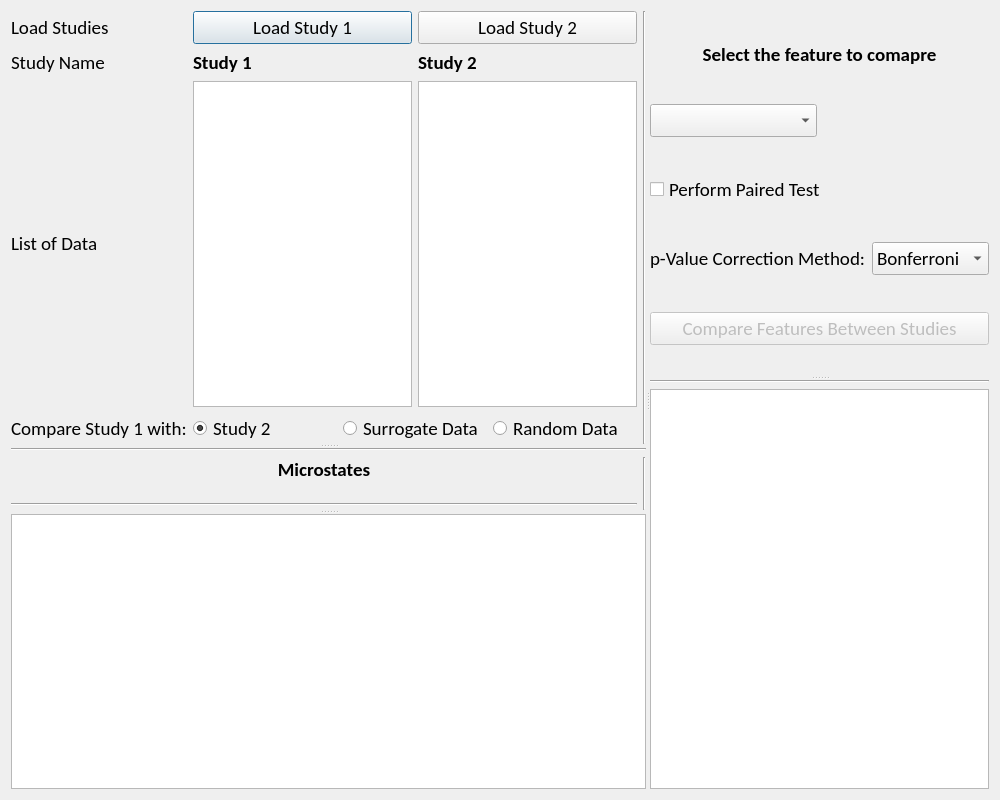
The window that EEG_COMET/ui/CompareStudiesWindow.ui (eeg-comet/eeg-comet) describes before a commit, drawn with Qt 5.
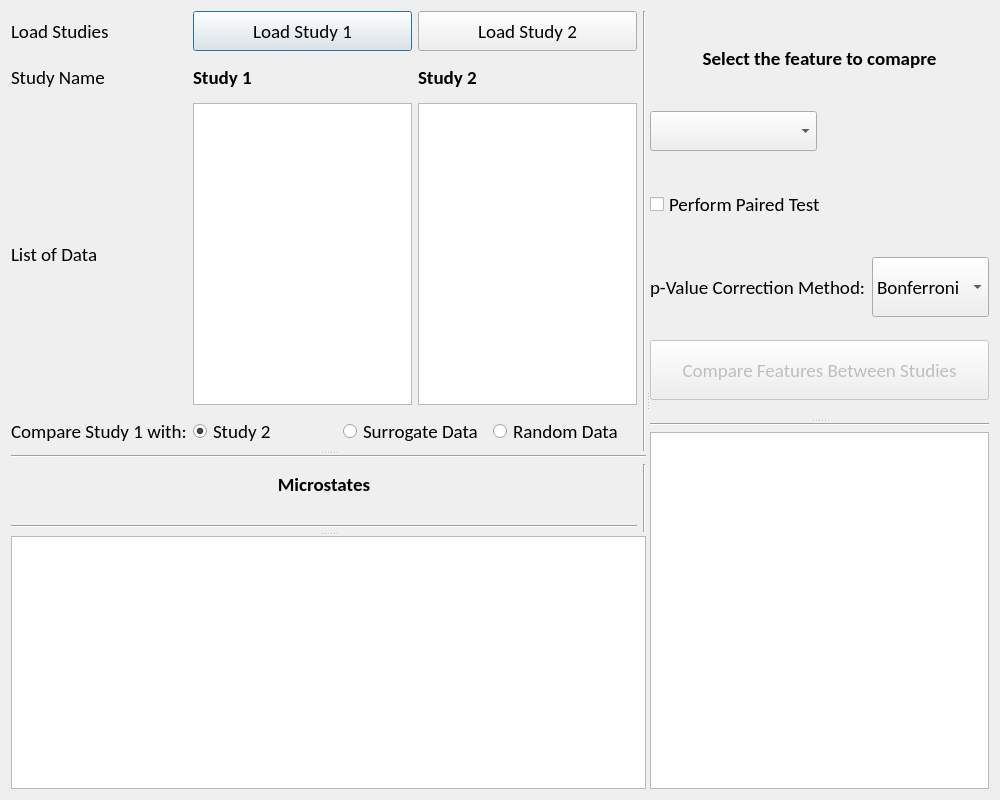
The same window after the commit.

```diff
--- a/EEG_COMET/ui/CompareStudiesWindow.ui
+++ b/EEG_COMET/ui/CompareStudiesWindow.ui
@@ -12,8 +12,8 @@
   </property>
   <property name="minimumSize">
    <size>
-    <width>1000</width>
-    <height>800</height>
+    <width>800</width>
+    <height>500</height>
    </size>
   </property>
   <property name="font">
@@ -40,11 +40,23 @@
         <item row="1" column="0">
          <widget class="QLabel" name="study_name_label">
           <property name="sizePolicy">
-           <sizepolicy hsizetype="Preferred" vsizetype="Maximum">
+           <sizepolicy hsizetype="Preferred" vsizetype="Preferred">
             <horstretch>0</horstretch>
             <verstretch>0</verstretch>
            </sizepolicy>
           </property>
+          <property name="minimumSize">
+           <size>
+            <width>0</width>
+            <height>40</height>
+           </size>
+          </property>
+          <property name="maximumSize">
+           <size>
+            <width>16777215</width>
+            <height>60</height>
+           </size>
+          </property>
           <property name="text">
            <string>Study Name</string>
           </property>
@@ -60,11 +72,23 @@
         <item row="1" column="1">
          <widget class="QLabel" name="study1_name_label">
           <property name="sizePolicy">
-           <sizepolicy hsizetype="Preferred" vsizetype="Maximum">
+           <sizepolicy hsizetype="Preferred" vsizetype="Preferred">
             <horstretch>0</horstretch>
             <verstretch>0</verstretch>
            </sizepolicy>
           </property>
+          <property name="minimumSize">
+           <size>
+            <width>0</width>
+            <height>40</height>
+           </size>
+          </property>
+          <property name="maximumSize">
+           <size>
+            <width>16777215</width>
+            <height>60</height>
+           </size>
+          </property>
           <property name="font">
            <font>
             <pointsize>14</pointsize>
@@ -83,11 +107,23 @@
         <item row="0" column="1">
          <widget class="QPushButton" name="load_study1_button">
           <property name="sizePolicy">
-           <sizepolicy hsizetype="Minimum" vsizetype="Maximum">
+           <sizepolicy hsizetype="Minimum" vsizetype="Preferred">
             <horstretch>0</horstretch>
             <verstretch>0</verstretch>
            </sizepolicy>
           </property>
+          <property name="minimumSize">
+           <size>
+            <width>0</width>
+            <height>40</height>
+           </size>
+          </property>
+          <property name="maximumSize">
+           <size>
+            <width>16777215</width>
+            <height>60</height>
+           </size>
+          </property>
           <property name="text">
            <string>Load Study 1</string>
           </property>
@@ -96,11 +132,23 @@
         <item row="1" column="2">
          <widget class="QLabel" name="study2_name_label">
           <property name="sizePolicy">
-           <sizepolicy hsizetype="Preferred" vsizetype="Maximum">
+           <sizepolicy hsizetype="Preferred" vsizetype="Preferred">
             <horstretch>0</horstretch>
             <verstretch>0</verstretch>
            </sizepolicy>
           </property>
+          <property name="minimumSize">
+           <size>
+            <width>0</width>
+            <height>40</height>
+           </size>
+          </property>
+          <property name="maximumSize">
+           <size>
+            <width>16777215</width>
+            <height>60</height>
+           </size>
+          </property>
           <property name="font">
            <font>
             <pointsize>14</pointsize>
@@ -119,11 +167,23 @@
         <item row="0" column="0">
          <widget class="QLabel" name="load_study_label">
           <property name="sizePolicy">
-           <sizepolicy hsizetype="Preferred" vsizetype="Maximum">
+           <sizepolicy hsizetype="Preferred" vsizetype="Preferred">
             <horstretch>0</horstretch>
             <verstretch>0</verstretch>
            </sizepolicy>
           </property>
+          <property name="minimumSize">
+           <size>
+            <width>0</width>
+            <height>40</height>
+           </size>
+          </property>
+          <property name="maximumSize">
+           <size>
+            <width>16777215</width>
+            <height>60</height>
+           </size>
+          </property>
           <property name="text">
            <string>Load Studies</string>
           </property>
@@ -132,11 +192,23 @@
         <item row="2" column="0">
          <widget class="QLabel" name="file_list_label">
           <property name="sizePolicy">
-           <sizepolicy hsizetype="Preferred" vsizetype="Maximum">
+           <sizepolicy hsizetype="Preferred" vsizetype="Preferred">
             <horstretch>0</horstretch>
             <verstretch>0</verstretch>
            </sizepolicy>
           </property>
+          <property name="minimumSize">
+           <size>
+            <width>0</width>
+            <height>40</height>
+           </size>
+          </property>
+          <property name="maximumSize">
+           <size>
+            <width>16777215</width>
+            <height>60</height>
+           </size>
+          </property>
           <property name="text">
            <string>List of Data</string>
           </property>
@@ -161,11 +233,23 @@
         <item row="0" column="2">
          <widget class="QPushButton" name="load_study2_button">
           <property name="sizePolicy">
-           <sizepolicy hsizetype="Minimum" vsizetype="Maximum">
+           <sizepolicy hsizetype="Minimum" vsizetype="Preferred">
             <horstretch>0</horstretch>
             <verstretch>0</verstretch>
            </sizepolicy>
           </property>
+          <property name="minimumSize">
+           <size>
+            <width>0</width>
+            <height>40</height>
+           </size>
+          </property>
+          <property name="maximumSize">
+           <size>
+            <width>16777215</width>
+            <height>60</height>
+           </size>
+          </property>
           <property name="text">
            <string>Load Study 2</string>
           </property>
@@ -190,11 +274,23 @@
         <item row="3" column="0">
          <widget class="QLabel" name="compare_label">
           <property name="sizePolicy">
-           <sizepolicy hsizetype="Preferred" vsizetype="Maximum">
+           <sizepolicy hsizetype="Preferred" vsizetype="Preferred">
             <horstretch>0</horstretch>
             <verstretch>0</verstretch>
            </sizepolicy>
           </property>
+          <property name="minimumSize">
+           <size>
+            <width>0</width>
+            <height>40</height>
+           </size>
+          </property>
+          <property name="maximumSize">
+           <size>
+            <width>16777215</width>
+            <height>60</height>
+           </size>
+          </property>
           <property name="text">
            <string>Compare Study 1 with:</string>
           </property>
@@ -205,11 +301,23 @@
           <item>
            <widget class="QRadioButton" name="compare_study2_radio">
             <property name="sizePolicy">
-             <sizepolicy hsizetype="Preferred" vsizetype="Maximum">
+             <sizepolicy hsizetype="Preferred" vsizetype="Preferred">
               <horstretch>0</horstretch>
               <verstretch>0</verstretch>
              </sizepolicy>
             </property>
+            <property name="minimumSize">
+             <size>
+              <width>0</width>
+              <height>40</height>
+             </size>
+            </property>
+            <property name="maximumSize">
+             <size>
+              <width>16777215</width>
+              <height>60</height>
+             </size>
+            </property>
             <property name="text">
              <string>Study 2</string>
             </property>
@@ -224,11 +332,23 @@
           <item>
            <widget class="QRadioButton" name="compare_surrogate_radio">
             <property name="sizePolicy">
-             <sizepolicy hsizetype="Preferred" vsizetype="Maximum">
+             <sizepolicy hsizetype="Preferred" vsizetype="Preferred">
               <horstretch>0</horstretch>
               <verstretch>0</verstretch>
              </sizepolicy>
             </property>
+            <property name="minimumSize">
+             <size>
+              <width>0</width>
+              <height>40</height>
+             </size>
+            </property>
+            <property name="maximumSize">
+             <size>
+              <width>16777215</width>
+              <height>60</height>
+             </size>
+            </property>
             <property name="text">
              <string>Surrogate Data</string>
             </property>
@@ -243,11 +363,23 @@
           <item>
            <widget class="QRadioButton" name="compare_random_radio">
             <property name="sizePolicy">
-             <sizepolicy hsizetype="Preferred" vsizetype="Maximum">
+             <sizepolicy hsizetype="Preferred" vsizetype="Preferred">
               <horstretch>0</horstretch>
               <verstretch>0</verstretch>
              </sizepolicy>
             </property>
+            <property name="minimumSize">
+             <size>
+              <width>0</width>
+              <height>40</height>
+             </size>
+            </property>
+            <property name="maximumSize">
+             <size>
+              <width>16777215</width>
+              <height>60</height>
+             </size>
+            </property>
             <property name="text">
              <string>Random Data</string>
             </property>
@@ -269,11 +401,23 @@
          <item row="1" column="0" colspan="2">
           <widget class="QLabel" name="study1_name_label_2">
            <property name="sizePolicy">
-            <sizepolicy hsizetype="Preferred" vsizetype="Maximum">
+            <sizepolicy hsizetype="Preferred" vsizetype="Preferred">
              <horstretch>0</horstretch>
              <verstretch>0</verstretch>
             </sizepolicy>
            </property>
+           <property name="minimumSize">
+            <size>
+             <width>0</width>
+             <height>40</height>
+            </size>
+           </property>
+           <property name="maximumSize">
+            <size>
+             <width>16777215</width>
+             <height>60</height>
+            </size>
+           </property>
            <property name="font">
             <font>
              <pointsize>14</pointsize>
@@ -362,11 +506,23 @@
         <item>
          <widget class="QLabel" name="feature_label">
           <property name="sizePolicy">
-           <sizepolicy hsizetype="Preferred" vsizetype="Maximum">
+           <sizepolicy hsizetype="Preferred" vsizetype="Preferred">
             <horstretch>0</horstretch>
             <verstretch>0</verstretch>
            </sizepolicy>
           </property>
+          <property name="minimumSize">
+           <size>
+            <width>0</width>
+            <height>40</height>
+           </size>
+          </property>
+          <property name="maximumSize">
+           <size>
+            <width>16777215</width>
+            <height>60</height>
+           </size>
+          </property>
           <property name="font">
            <font>
             <pointsize>14</pointsize>
@@ -387,11 +543,23 @@
           <item>
            <widget class="QComboBox" name="feature_combo">
             <property name="sizePolicy">
-             <sizepolicy hsizetype="Preferred" vsizetype="Maximum">
+             <sizepolicy hsizetype="Preferred" vsizetype="Preferred">
               <horstretch>0</horstretch>
               <verstretch>0</verstretch>
              </sizepolicy>
             </property>
+            <property name="minimumSize">
+             <size>
+              <width>0</width>
+              <height>40</height>
+             </size>
+            </property>
+            <property name="maximumSize">
+             <size>
+              <width>16777215</width>
+              <height>60</height>
+             </size>
+            </property>
             <property name="font">
              <font>
               <pointsize>14</pointsize>
@@ -429,6 +597,24 @@
         </item>
         <item>
          <widget class="QCheckBox" name="paired_test_checkbox">
+          <property name="sizePolicy">
+           <sizepolicy hsizetype="Minimum" vsizetype="Preferred">
+            <horstretch>0</horstretch>
+            <verstretch>0</verstretch>
+           </sizepolicy>
+          </property>
+          <property name="minimumSize">
+           <size>
+            <width>0</width>
+            <height>40</height>
+           </size>
+          </property>
+          <property name="maximumSize">
+           <size>
+            <width>16777215</width>
+            <height>60</height>
+           </size>
+          </property>
           <property name="text">
            <string>Perform Paired Test</string>
           </property>
@@ -438,6 +624,24 @@
          <layout class="QHBoxLayout" name="Multiple_Test_Layout">
           <item>
            <widget class="QLabel" name="multiple_test_label">
+            <property name="sizePolicy">
+             <sizepolicy hsizetype="Preferred" vsizetype="Preferred">
+              <horstretch>0</horstretch>
+              <verstretch>0</verstretch>
+             </sizepolicy>
+            </property>
+            <property name="minimumSize">
+             <size>
+              <width>0</width>
+              <height>40</height>
+             </size>
+            </property>
+            <property name="maximumSize">
+             <size>
+              <width>16777215</width>
+              <height>60</height>
+             </size>
+            </property>
             <property name="text">
              <string>p-Value Correction Method:</string>
             </property>
@@ -445,6 +649,24 @@
           </item>
           <item>
            <widget class="QComboBox" name="multiple_test_method_combo">
+            <property name="sizePolicy">
+             <sizepolicy hsizetype="Preferred" vsizetype="Preferred">
+              <horstretch>0</horstretch>
+              <verstretch>0</verstretch>
+             </sizepolicy>
+            </property>
+            <property name="minimumSize">
+             <size>
+              <width>0</width>
+              <height>40</height>
+             </size>
+            </property>
+            <property name="maximumSize">
+             <size>
+              <width>16777215</width>
+              <height>60</height>
+             </size>
+            </property>
             <item>
              <property name="text">
               <string>Bonferroni</string>
@@ -495,11 +717,23 @@
            <bool>false</bool>
           </property>
           <property name="sizePolicy">
-           <sizepolicy hsizetype="Preferred" vsizetype="Maximum">
+           <sizepolicy hsizetype="Preferred" vsizetype="Preferred">
             <horstretch>0</horstretch>
             <verstretch>0</verstretch>
            </sizepolicy>
           </property>
+          <property name="minimumSize">
+           <size>
+            <width>0</width>
+            <height>40</height>
+           </size>
+          </property>
+          <property name="maximumSize">
+           <size>
+            <width>16777215</width>
+            <height>60</height>
+           </size>
+          </property>
           <property name="font">
            <font>
             <pointsize>14</pointsize>
```
